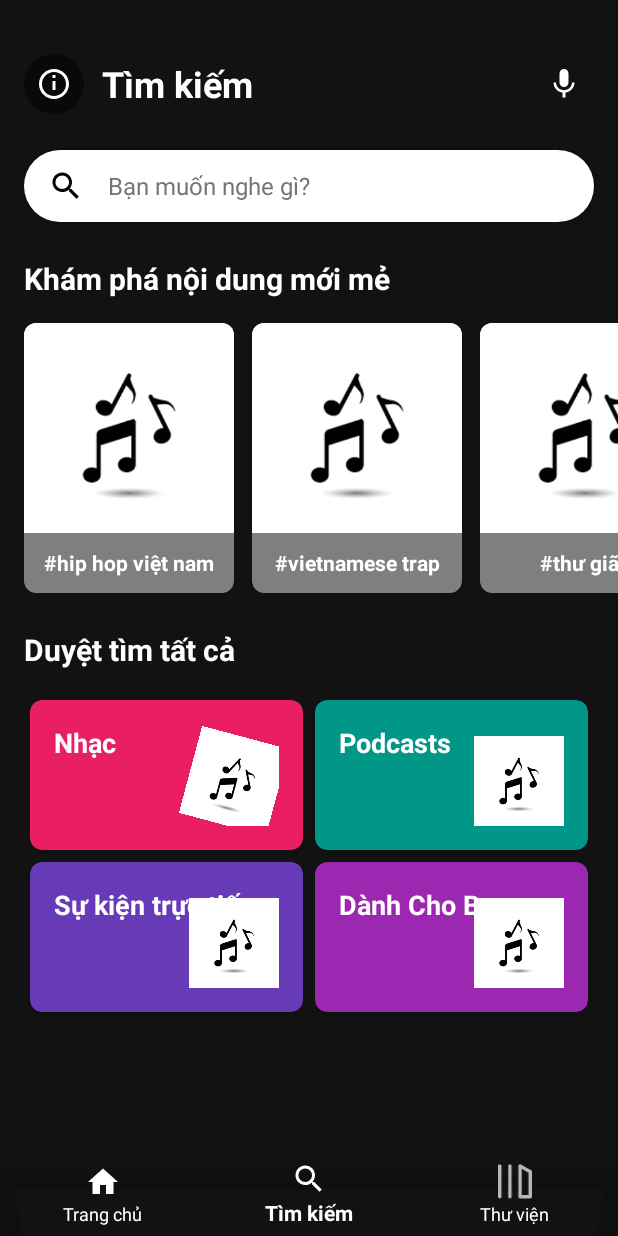
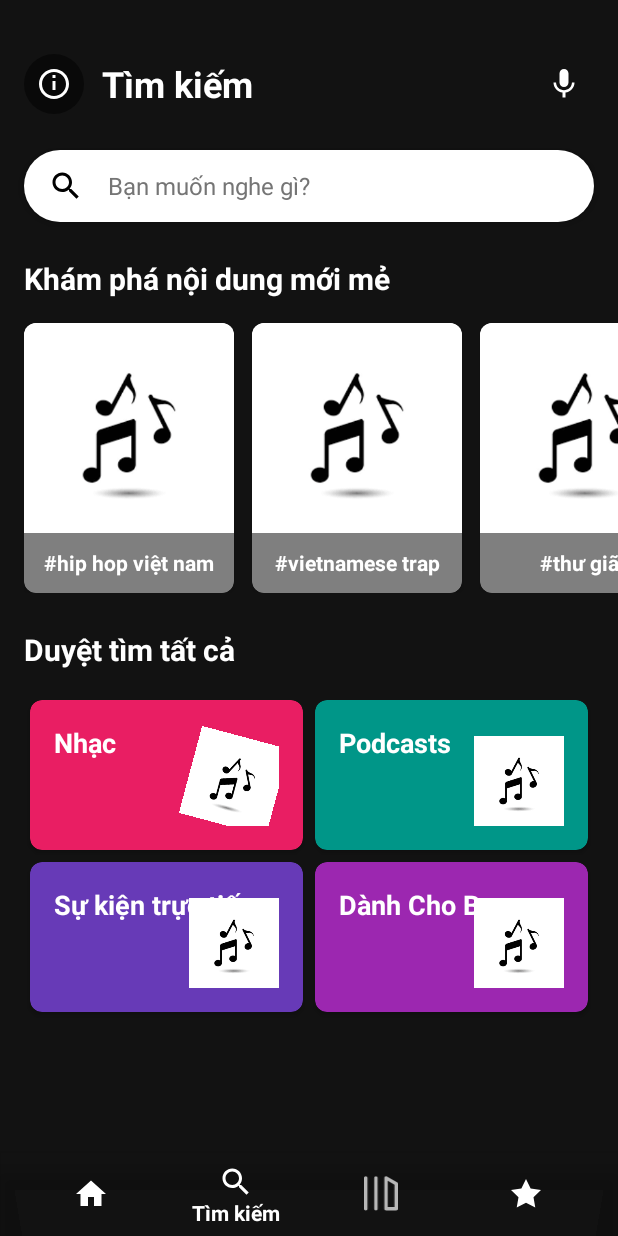
Before and after one commit to proo13provo/mobileFE, an Android app: the SecondActivity screen opened directly, with no data from a screen before it, item 2 of the bottom bar chosen, on a phone screen of 412 x 824 dp. Run offline under Robolectric (Android 15) with nearby library versions, the light colour scheme and no system bars; pictures from the network do not load; 2 statements that could not run were skipped.

Commit message:
update giao diện thanh menu

```diff
--- a/app/src/main/res/menu/menu_bottom.xml
+++ b/app/src/main/res/menu/menu_bottom.xml
@@ -12,4 +12,8 @@
         android:id="@+id/menu_library"
         android:title="@string/li"
         android:icon="@drawable/library"/>
+    <item
+        android:id="@+id/menu_premium"
+        android:title="Premium"
+        android:icon="@drawable/ic_premium_crown"/>
 </menu>
```
